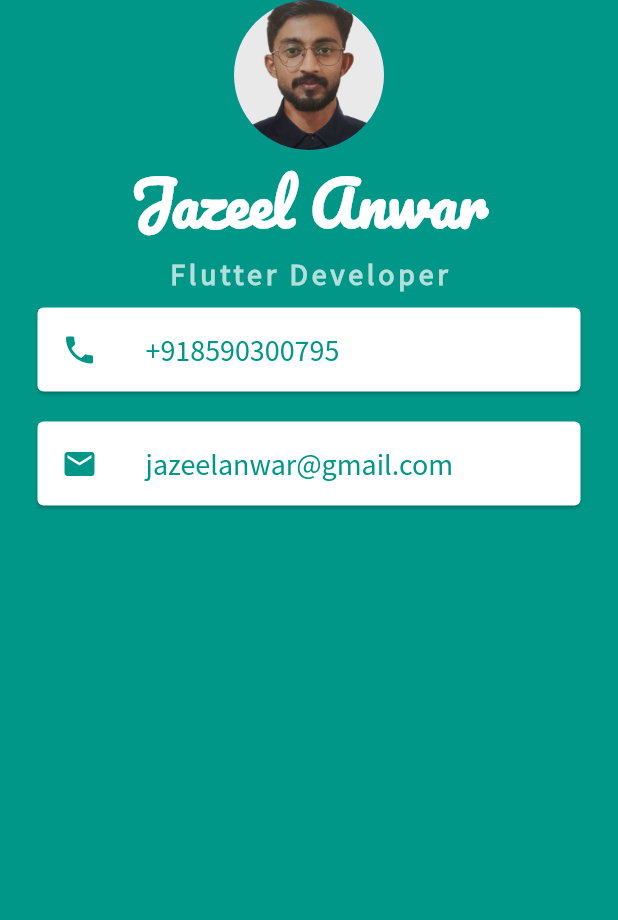
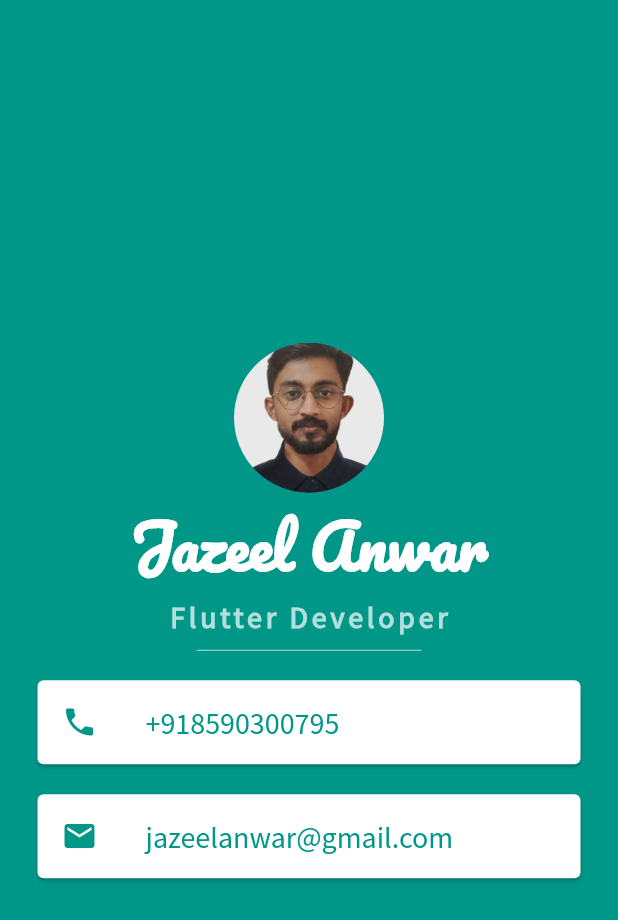
Before and after one commit to jaz2000/Flutter_Tutorials, a Flutter app: the screen it shows after launch, on a phone screen of 412 x 824 dp. Shown: the top 920 px of the screen. Run offline on Flutter 3.47's test engine with Material 2 defaults, Android fonts, the phone set to English and light mode, and no system bars.

Commit message:
divider class added

```diff
--- a/mi_card_flutter/lib/main.dart
+++ b/mi_card_flutter/lib/main.dart
@@ -20,7 +20,7 @@ class _MyAppState extends State<MyApp> {
       home: Scaffold(
         backgroundColor: Colors.teal,
         body: SafeArea(
-          child: Column(children: [
+          child: Column(mainAxisAlignment: MainAxisAlignment.center, children: [
             CircleAvatar(
               radius: 50,
               backgroundImage: AssetImage("images/Jazeel Anwar.jpg"),
@@ -42,6 +42,13 @@ class _MyAppState extends State<MyApp> {
                 color: Colors.teal.shade100,
                 fontWeight: FontWeight.bold,
                 letterSpacing: 2.5,
+              ),
+            ),
+            SizedBox(
+              height: 20,
+              width: 150,
+              child: Divider(
+                color: Colors.teal.shade100,
               ),
             ),
             Card(
```
